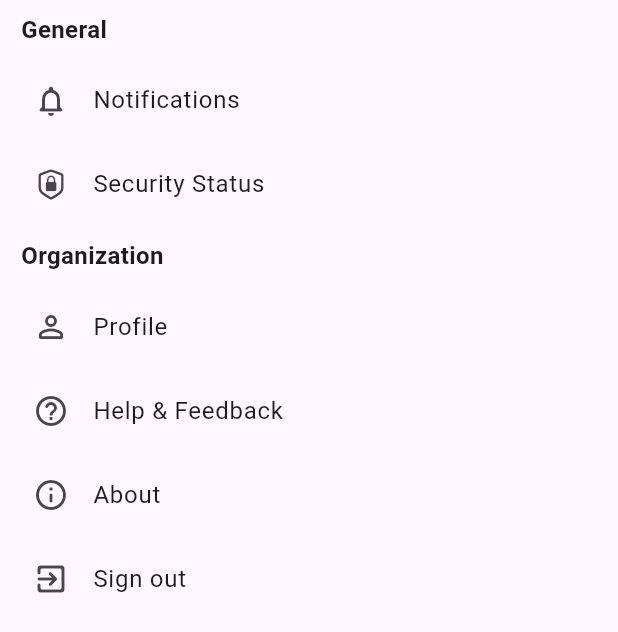
After one commit to Nptp234/mobile_shop_flutter, a Flutter app: the SettingsList screen opened directly, on a phone screen of 412 x 824 dp. The commit adds this screen. Shown: the top 632 px of the screen. Run offline on Flutter 3.47's test engine with Material 3 defaults, Android fonts, the phone set to English and light mode, and no system bars; our stand-ins replace flutter_dotenv, flutter_secure_storage, salomon_bottom_bar; missing offline and left inert: image_sequence_animator; accounts and stored records are empty.

```diff
--- a/lib/main.dart
+++ b/lib/main.dart
@@ -3,7 +3,6 @@ import 'package:flutter_dotenv/flutter_dotenv.dart';
 import 'package:mobile_shop_flutter/data/api/storage.dart';
 import 'package:mobile_shop_flutter/models/const.dart';
 import 'package:mobile_shop_flutter/views/first/signIn.dart';
-import 'package:mobile_shop_flutter/views/second/3d_page.dart';
 
 void main() async{
   WidgetsFlutterBinding.ensureInitialized();
--- /dev/null
+++ b/lib/models/list_settings.dart
@@ -0,0 +1,123 @@
+import 'package:flutter/cupertino.dart';
+import 'package:flutter/material.dart';
+import 'package:mobile_shop_flutter/data/api/user_api.dart';
+
+class SettingsList extends StatefulWidget {
+  const SettingsList({super.key});
+
+  @override
+  State<SettingsList> createState() => _SettingsList();
+}
+
+class _SettingsList extends State<SettingsList> {
+
+  final userAPI=  UserAPI();
+
+  bool _isDark = false;
+  @override
+  Widget build(BuildContext context) {
+    return Theme(
+      data: _isDark ? ThemeData.dark() : ThemeData.light(),
+      child: Scaffold(
+        body: Center(
+          child: Container(
+            constraints: const BoxConstraints(maxWidth: 400),
+            child: ListView(
+              children: [
+                const _SingleSection(
+                  title: "General",
+                  children: [
+                    // _CustomListTile(
+                    //     title: "Dark Mode",
+                    //     icon: Icons.dark_mode_outlined,
+                    //     trailing: Switch(
+                    //         value: _isDark,
+                    //         onChanged: (value) {
+                    //           setState(() {
+                    //             _isDark = value;
+                    //           });
+                    //         })),
+                    _CustomListTile(
+                        title: "Notifications",
+                        icon: Icons.notifications_none_rounded),
+                    _CustomListTile(
+                        title: "Security Status",
+                        icon: CupertinoIcons.lock_shield),
+                  ],
+                ),
+                const _SingleSection(
+                  title: "Organization",
+                  children: [
+                    _CustomListTile(
+                        title: "Profile", icon: Icons.person_outline_rounded),
+                  ],
+                ),
+                _SingleSection(
+                  children: [
+                    const _CustomListTile(
+                        title: "Help & Feedback",
+                        icon: Icons.help_outline_rounded),
+                    const _CustomListTile(
+                        title: "About", icon: Icons.info_outline_rounded),
+                    _CustomListTile(
+                        title: "Sign out",
+                        icon: Icons.exit_to_app_rounded,
+                        action: (){
+                          userAPI.logOut(context);
+                        },
+                      ),
+                  ],
+                ),
+              ],
+            ),
+          ),
+        ),
+      ),
+    );
+  }
+}
+
+class _CustomListTile extends StatelessWidget {
+  final String title;
+  final IconData icon;
+  final Widget? trailing;
+  final Function()? action;
+  const _CustomListTile({required this.title, required this.icon, this.trailing, this.action});
+
+  @override
+  Widget build(BuildContext context) {
+    return ListTile(
+      title: Text(title),
+      leading: Icon(icon),
+      trailing: trailing,
+      onTap: action,
+    );
+  }
+}
+
+class _SingleSection extends StatelessWidget {
+  final String? title;
+  final List<Widget> children;
+  const _SingleSection({this.title, required this.children});
+
+  @override
+  Widget build(BuildContext context) {
+    return Column(
+      mainAxisAlignment: MainAxisAlignment.start,
+      crossAxisAlignment: CrossAxisAlignment.start,
+      children: [
+        if (title != null)
+          Padding(
+            padding: const EdgeInsets.all(8.0),
+            child: Text(
+              title!,
+              style: const TextStyle(fontSize: 16, fontWeight: FontWeight.bold),
+            ),
+          ),
+        Column(
+          children: children,
+        ),
+      ],
+    );
+  }
+}
```
Also changed, not shown: lib/data/api/user_api.dart (+16 -0 lines), lib/data/models/user.dart (+20 -5 lines), lib/models/bottom_menu.dart (+19 -19 lines), lib/models/const.dart (+12 -8 lines), lib/views/first/signIn.dart (+15 -14 lines), lib/views/first/signUp.dart (+70 -65 lines), lib/views/second/account_center.dart (added, +108 -0 lines), lib/views/second/home.dart (+13 -10 lines).
